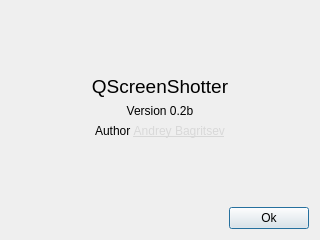
Qt form src/aboutdialog.ui (sb0y/QScreenShotter) before a commit.
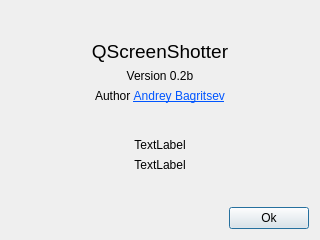
The same form after that commit.

Commit message: Runtime info in about dialog

Diff of the .ui file:
```diff
--- a/src/aboutdialog.ui
+++ b/src/aboutdialog.ui
@@ -57,7 +57,7 @@
      <item>
       <widget class="QLabel" name="label_2">
        <property name="text">
-        <string>&lt;html&gt;&lt;head/&gt;&lt;body&gt;&lt;p&gt;Author &lt;a href=&quot;mailto:andrey@bagrintsev.me&quot;&gt;&lt;span style=&quot; text-decoration: underline; color:#d8d8d8;&quot;&gt;Andrey Bagritsev&lt;/span&gt;&lt;/a&gt;&lt;/p&gt;&lt;/body&gt;&lt;/html&gt;</string>
+        <string>&lt;html&gt;&lt;head/&gt;&lt;body&gt;&lt;p&gt;Author &lt;a href=&quot;mailto:andrey@bagrintsev.me&quot;&gt;&lt;span style=&quot; text-decoration: underline; color:#0055ff;&quot;&gt;Andrey Bagritsev&lt;/span&gt;&lt;/a&gt;&lt;/p&gt;&lt;/body&gt;&lt;/html&gt;</string>
        </property>
        <property name="textFormat">
         <enum>Qt::RichText</enum>
@@ -70,6 +70,39 @@
        </property>
       </widget>
      </item>
+     <item>
+      <spacer name="verticalSpacer_3">
+       <property name="orientation">
+        <enum>Qt::Vertical</enum>
+       </property>
+       <property name="sizeHint" stdset="0">
+        <size>
+         <width>20</width>
+         <height>40</height>
+        </size>
+       </property>
+      </spacer>
+     </item>
+     <item>
+      <widget class="QLabel" name="qtVer">
+       <property name="text">
+        <string>TextLabel</string>
+       </property>
+       <property name="alignment">
+        <set>Qt::AlignCenter</set>
+       </property>
+      </widget>
+     </item>
+     <item>
+      <widget class="QLabel" name="runTimeInfo">
+       <property name="text">
+        <string>TextLabel</string>
+       </property>
+       <property name="alignment">
+        <set>Qt::AlignCenter</set>
+       </property>
+      </widget>
+     </item>
      <item>
       <spacer name="verticalSpacer_2">
        <property name="orientation">
```
The commit also changes 3 other files.
